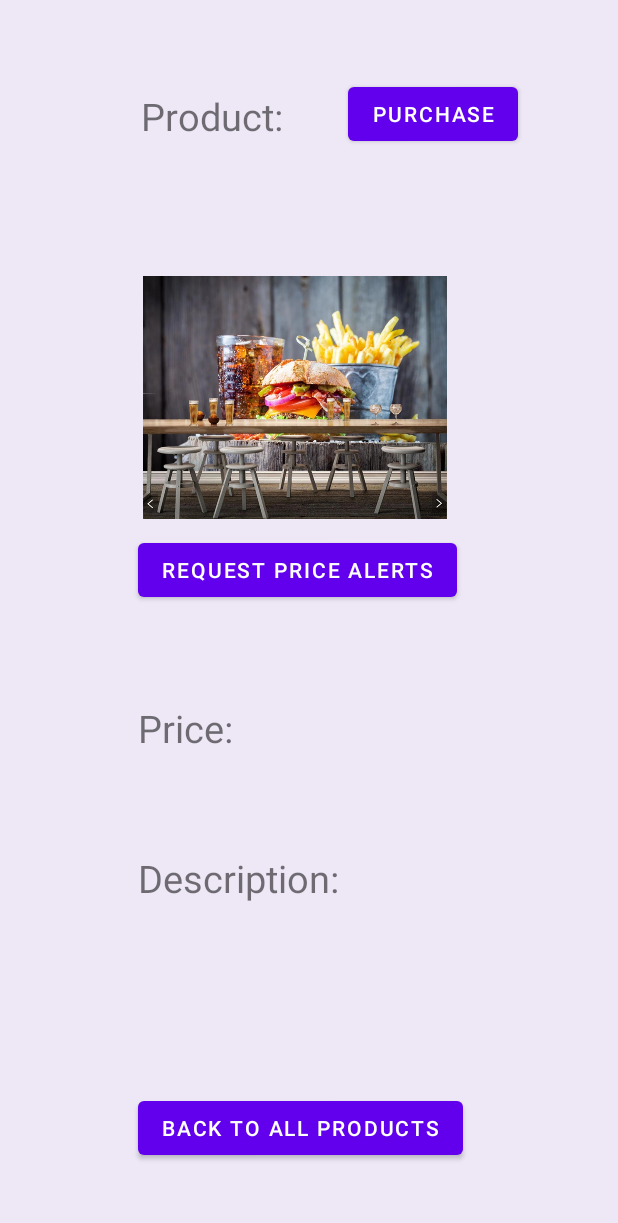
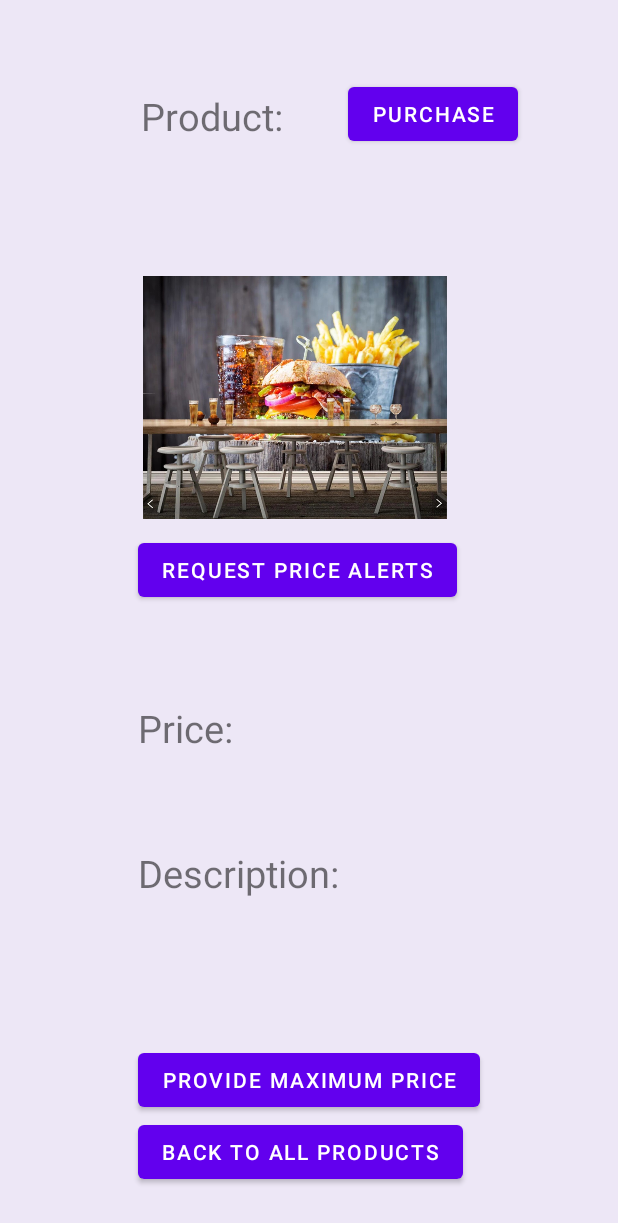
Before and after one commit to Warglaive/Product-Price-Alert-Android, an Android app: the ProductDetailsCustomerActivity screen opened directly, with no data from a screen before it, on a phone screen of 412 x 824 dp. Shown: the top 1223 px of the screen. Run offline under Robolectric (Android 15) with nearby library versions, the phone set to English and light mode, and no system bars; 1 statement that could not run was skipped.

Commit message:
start provide maximum price

```diff
--- a/Implementation/ProductPriceAlert/app/src/main/res/layout/activity_product_details_customer.xml
+++ b/Implementation/ProductPriceAlert/app/src/main/res/layout/activity_product_details_customer.xml
@@ -36,10 +36,10 @@
 
     <TextView
         android:id="@+id/descriptionC"
-        android:layout_width="175dp"
-        android:layout_height="48dp"
+        android:layout_width="141dp"
+        android:layout_height="46dp"
         android:layout_marginStart="92dp"
-        android:layout_marginBottom="16dp"
+        android:layout_marginBottom="12dp"
         android:text="@string/description"
         android:textSize="25sp"
         app:layout_constraintBottom_toTopOf="@+id/descriptionGetC"
@@ -64,7 +64,7 @@
         android:layout_width="wrap_content"
         android:layout_height="wrap_content"
         android:layout_marginStart="92dp"
-        android:layout_marginBottom="48dp"
+        android:layout_marginBottom="32dp"
         android:text="@string/backToAll"
         app:layout_constraintBottom_toBottomOf="parent"
         app:layout_constraintStart_toStartOf="parent"
@@ -72,10 +72,10 @@
 
     <TextView
         android:id="@+id/descriptionGetC"
-        android:layout_width="220dp"
-        android:layout_height="80dp"
+        android:layout_width="217dp"
+        android:layout_height="57dp"
         android:layout_marginStart="92dp"
-        android:layout_marginBottom="16dp"
+        android:layout_marginBottom="64dp"
         android:text=""
         android:textSize="20sp"
         app:layout_constraintBottom_toTopOf="@+id/buttonC"
@@ -129,4 +129,14 @@
         app:layout_constraintStart_toStartOf="parent"
         app:layout_constraintTop_toBottomOf="@+id/imageC" />
 
+    <Button
+        android:id="@+id/button2"
+        android:layout_width="wrap_content"
+        android:layout_height="wrap_content"
+        android:layout_marginStart="92dp"
+        android:layout_marginBottom="80dp"
+        android:text="@string/maxPrice"
+        app:layout_constraintBottom_toBottomOf="parent"
+        app:layout_constraintStart_toStartOf="parent" />
+
 </androidx.constraintlayout.widget.ConstraintLayout>
--- a/Implementation/ProductPriceAlert/app/src/main/res/values/strings.xml
+++ b/Implementation/ProductPriceAlert/app/src/main/res/values/strings.xml
@@ -47,5 +47,9 @@
     <string name="msg_token_fmt">regToken</string>
     <string name="default_notification_channel_id">com.activities</string>
     <string name="fcm_message" >fcm Message </string>
-
+    <string name="maxPrice" >Provide maximum price</string>
+    <string name="maxWel">You can enter a maximum price below:</string>
+    <string name="maxView">The current price:</string>
+    <string name="maxNew">Your maximum price:</string>
+    <string name="max">confirm</string>
 </resources>
```
Also changed, not shown: Implementation/ProductPriceAlert/app/src/main/res/layout/activity_provide_maximum_price.xml (added, +83 -0 lines).
